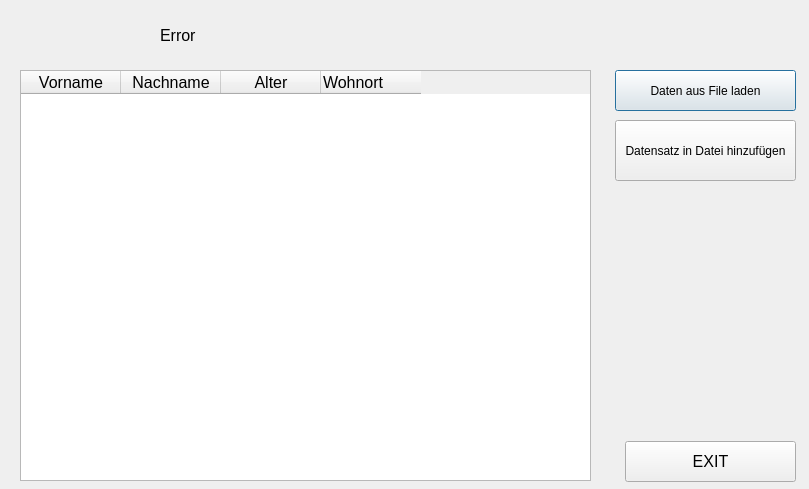
awalii/Qt_Gruppenarbeit_Probie, file liste.ui: the form before one commit.
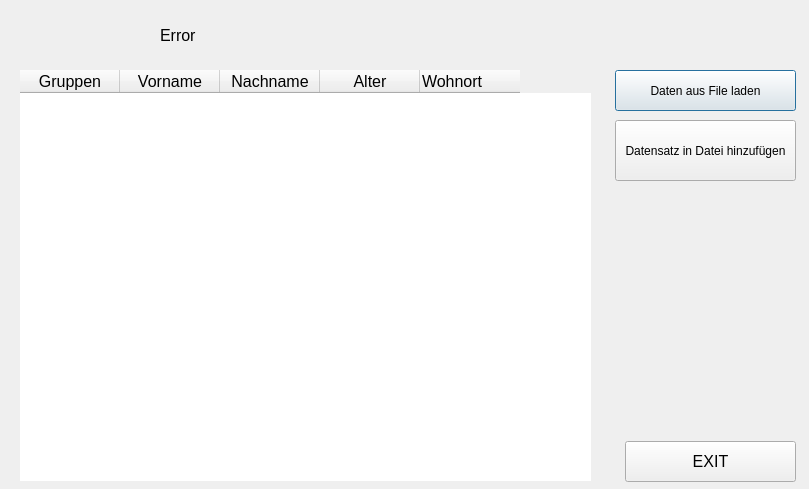
The form after the commit.

Patch:
```diff
--- a/liste.ui
+++ b/liste.ui
@@ -13,6 +13,15 @@
   <property name="windowTitle">
    <string>Dialog</string>
   </property>
+  <property name="autoFillBackground">
+   <bool>false</bool>
+  </property>
+  <property name="sizeGripEnabled">
+   <bool>false</bool>
+  </property>
+  <property name="modal">
+   <bool>true</bool>
+  </property>
   <widget class="QPushButton" name="btn_laden">
    <property name="geometry">
     <rect>
@@ -66,6 +75,34 @@
      <height>411</height>
     </rect>
    </property>
+   <property name="tabletTracking">
+    <bool>false</bool>
+   </property>
+   <property name="focusPolicy">
+    <enum>Qt::StrongFocus</enum>
+   </property>
+   <property name="contextMenuPolicy">
+    <enum>Qt::DefaultContextMenu</enum>
+   </property>
+   <property name="acceptDrops">
+    <bool>false</bool>
+   </property>
+   <property name="autoFillBackground">
+    <bool>false</bool>
+   </property>
+   <property name="frameShape">
+    <enum>QFrame::NoFrame</enum>
+   </property>
+   <column>
+    <property name="text">
+     <string>Gruppen</string>
+    </property>
+    <property name="font">
+     <font>
+      <pointsize>12</pointsize>
+     </font>
+    </property>
+   </column>
    <column>
     <property name="text">
      <string>Vorname</string>
```
Left out of the diff: 15 changed lines with no effect on the pictures.
